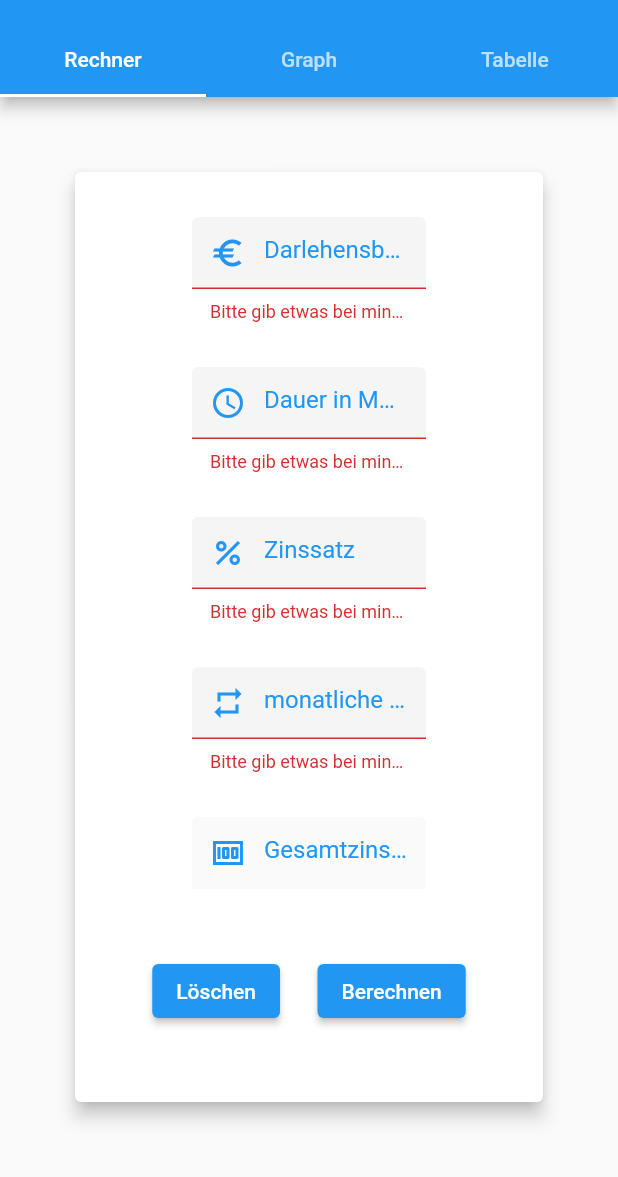
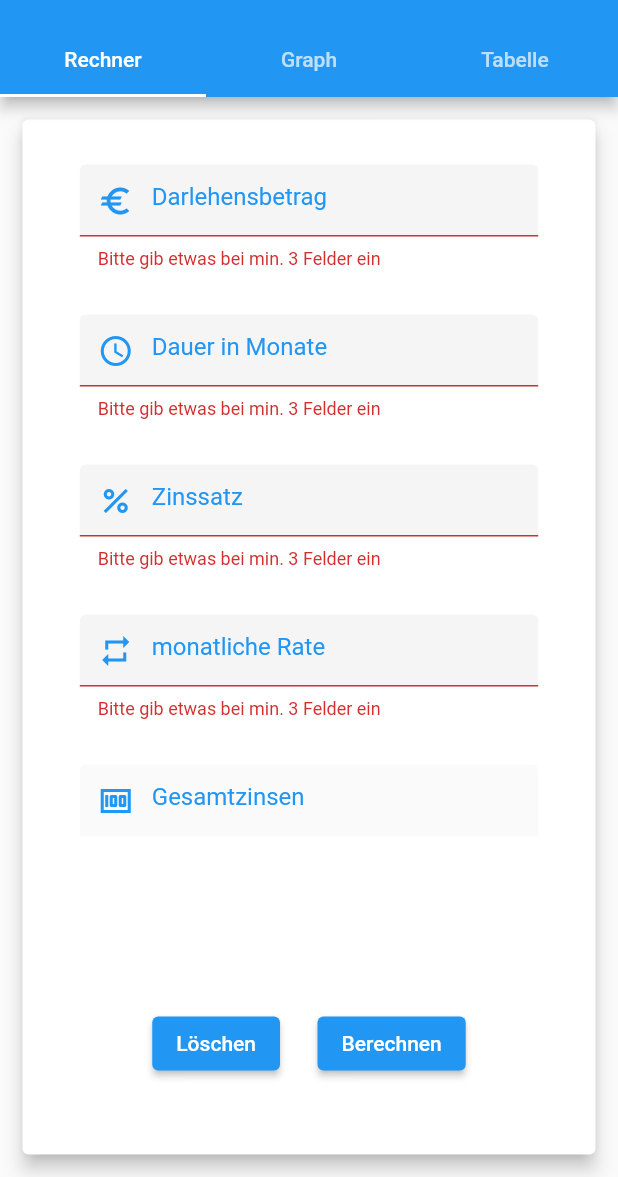
Before and after one commit to kilian-kier/darlehensrechner, a Flutter app: the screen it shows after launch, after a tap on "Berechnen", on a phone screen of 412 x 824 dp, the part 59-1236 px from its top. Run offline on Flutter 3.47's test engine with Material 2 defaults, Android fonts, the phone set to English and light mode, and no system bars; our stand-ins replace currency_text_input_formatter, fl_chart; missing offline and left inert: window_size.

Commit message:
formatting

```diff
--- a/lib/calculator.dart
+++ b/lib/calculator.dart
@@ -213,18 +213,20 @@ class _CalculatorState extends State<Calculator> {
   Widget build(BuildContext context) {
     return Card(
       elevation: 5,
-      margin: const EdgeInsets.all(50),
+      margin: const EdgeInsets.all(15),
       child: Form(
           key: _formKey,
           child: Column(
             children: [
               Expanded(
-                  child: Column(
+                  child: SingleChildScrollView(
+                      child: Column(
                 children: [
                   const Padding(padding: EdgeInsets.symmetric(vertical: 15.0)),
                   FractionallySizedBox(
-                    widthFactor: 0.5,
+                    widthFactor: 0.8,
                     child: TextFormField(
+                        textInputAction: TextInputAction.next,
                         controller: Data.darlehensController,
                         decoration: InputDecoration(
                           enabledBorder: OutlineInputBorder(
@@ -253,15 +255,13 @@ class _CalculatorState extends State<Calculator> {
                             return 'Bitte gib etwas bei min. 3 Felder ein';
                           }
                           return null;
-                        },
-                        onFieldSubmitted: (value) {
-                          calculate();
                         }),
                   ),
                   const Padding(padding: EdgeInsets.symmetric(vertical: 15.0)),
                   FractionallySizedBox(
-                    widthFactor: 0.5,
+                    widthFactor: 0.8,
                     child: TextFormField(
+                        textInputAction: TextInputAction.next,
                         controller: Data.dauerController,
                         decoration: InputDecoration(
                           enabledBorder: OutlineInputBorder(
@@ -275,7 +275,7 @@ class _CalculatorState extends State<Calculator> {
                             borderRadius: BorderRadius.circular(5.5),
                           ),
                           prefixIcon:
-                              const Icon(Icons.schedule, color: Colors.blue),
+                          const Icon(Icons.schedule, color: Colors.blue),
                           hintText: "Dauer in Monate",
                           hintStyle: const TextStyle(color: Colors.blue),
                           filled: true,
@@ -289,15 +289,13 @@ class _CalculatorState extends State<Calculator> {
                             return 'Bitte gib etwas bei min. 3 Felder ein';
                           }
                           return null;
-                        },
-                        onFieldSubmitted: (value) {
-                          calculate();
                         }),
                   ),
                   const Padding(padding: EdgeInsets.symmetric(vertical: 15.0)),
                   FractionallySizedBox(
-                    widthFactor: 0.5,
+                    widthFactor: 0.8,
                     child: TextFormField(
+                        textInputAction: TextInputAction.next,
                         controller: Data.zinssatzController,
                         decoration: InputDecoration(
                           enabledBorder: OutlineInputBorder(
@@ -311,14 +309,14 @@ class _CalculatorState extends State<Calculator> {
                             borderRadius: BorderRadius.circular(5.5),
                           ),
                           prefixIcon:
-                              const Icon(Icons.percent, color: Colors.blue),
+                          const Icon(Icons.percent, color: Colors.blue),
                           hintText: "Zinssatz",
                           hintStyle: const TextStyle(color: Colors.blue),
                           filled: true,
                         ),
                         inputFormatters: [
                           FilteringTextInputFormatter.allow(
-                              RegExp("[0-9]+,?[0-9]*")),
+                              RegExp("[0-9]+[,.]?[0-9]*")),
                           PercentageTextFormatter()
                         ],
                         keyboardType: TextInputType.number,
@@ -327,14 +325,11 @@ class _CalculatorState extends State<Calculator> {
                             return 'Bitte gib etwas bei min. 3 Felder ein';
                           }
                           return null;
-                        },
-                        onFieldSubmitted: (value) {
-                          calculate();
                         }),
                   ),
                   const Padding(padding: EdgeInsets.symmetric(vertical: 15.0)),
                   FractionallySizedBox(
-                    widthFactor: 0.5,
+                    widthFactor: 0.8,
                     child: TextFormField(
                         controller: Data.rateController,
                         decoration: InputDecoration(
@@ -371,7 +366,7 @@ class _CalculatorState extends State<Calculator> {
                   ),
                   const Padding(padding: EdgeInsets.symmetric(vertical: 15.0)),
                   FractionallySizedBox(
-                    widthFactor: 0.5,
+                    widthFactor: 0.8,
                     child: TextFormField(
                       controller: Data.gesamtzinsenController,
                       decoration: InputDecoration(
@@ -394,7 +389,7 @@ class _CalculatorState extends State<Calculator> {
                     ),
                   )
                 ],
-              )),
+              ))),
               Padding(
                   padding: const EdgeInsets.symmetric(vertical: 50.0),
                   child: Row(
--- a/lib/graph.dart
+++ b/lib/graph.dart
@@ -45,7 +45,7 @@ class _GraphState extends State<Graph> {
     if (Data.dataTable.isEmpty) {
       return Card(
         elevation: 5,
-        margin: const EdgeInsets.all(50),
+        margin: const EdgeInsets.all(15),
         child: Container(),
       );
     } else {
@@ -55,7 +55,7 @@ class _GraphState extends State<Graph> {
           Expanded(
               child: Card(
                   elevation: 5,
-                  margin: const EdgeInsets.all(50),
+                  margin: const EdgeInsets.all(15),
                   child: LineChart(LineChartData(
                       minX: 0,
                       minY: 0,
--- a/lib/table.dart
+++ b/lib/table.dart
@@ -63,13 +63,13 @@ class _TableViewState extends State<TableView> {
     if (Data.dataTable.isEmpty) {
       return Card(
         elevation: 5,
-        margin: const EdgeInsets.all(50),
+        margin: const EdgeInsets.all(15),
         child: Container(),
       );
     } else {
       return Card(
           elevation: 5,
-          margin: const EdgeInsets.all(50),
+          margin: const EdgeInsets.all(15),
           child: SingleChildScrollView(
             child: Table(
                 border: TableBorder.all(color: Colors.grey.shade500),
```
